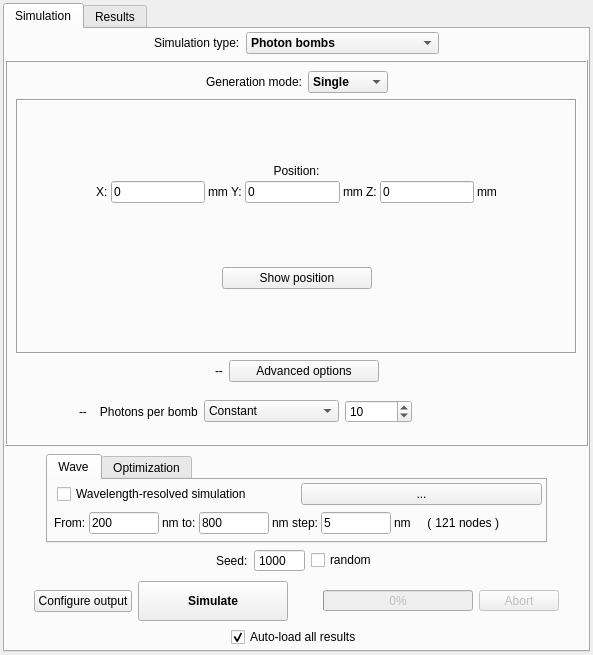
First picture: the form in ants3bundle/src/ants3/gui/photsim/aphotsimwin.ui, repository andrmor/ANTS3bundle, before the edit.
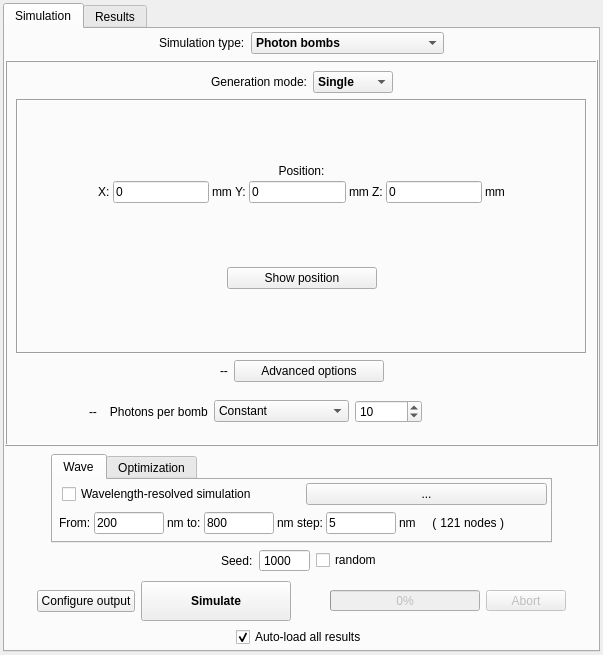
Second picture: the form after the edit.

The edit to the form file:
```diff
--- a/ants3bundle/src/ants3/gui/photsim/aphotsimwin.ui
+++ b/ants3bundle/src/ants3/gui/photsim/aphotsimwin.ui
@@ -6,7 +6,7 @@
    <rect>
     <x>0</x>
     <y>0</y>
-    <width>593</width>
+    <width>603</width>
     <height>655</height>
    </rect>
   </property>
```
